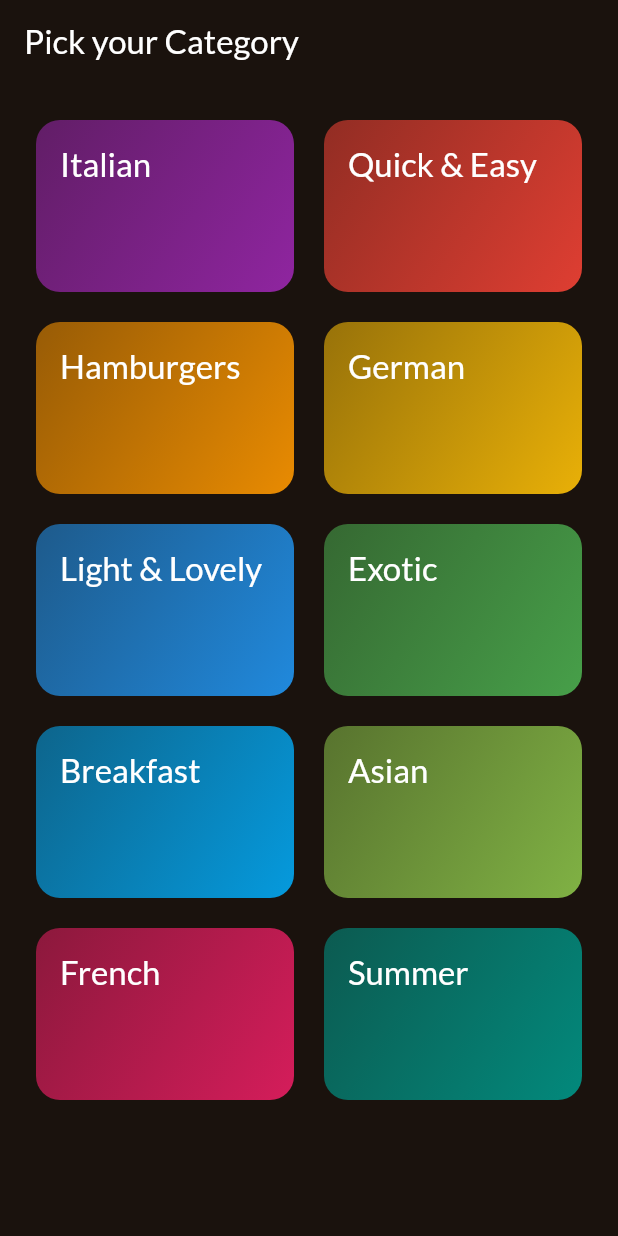
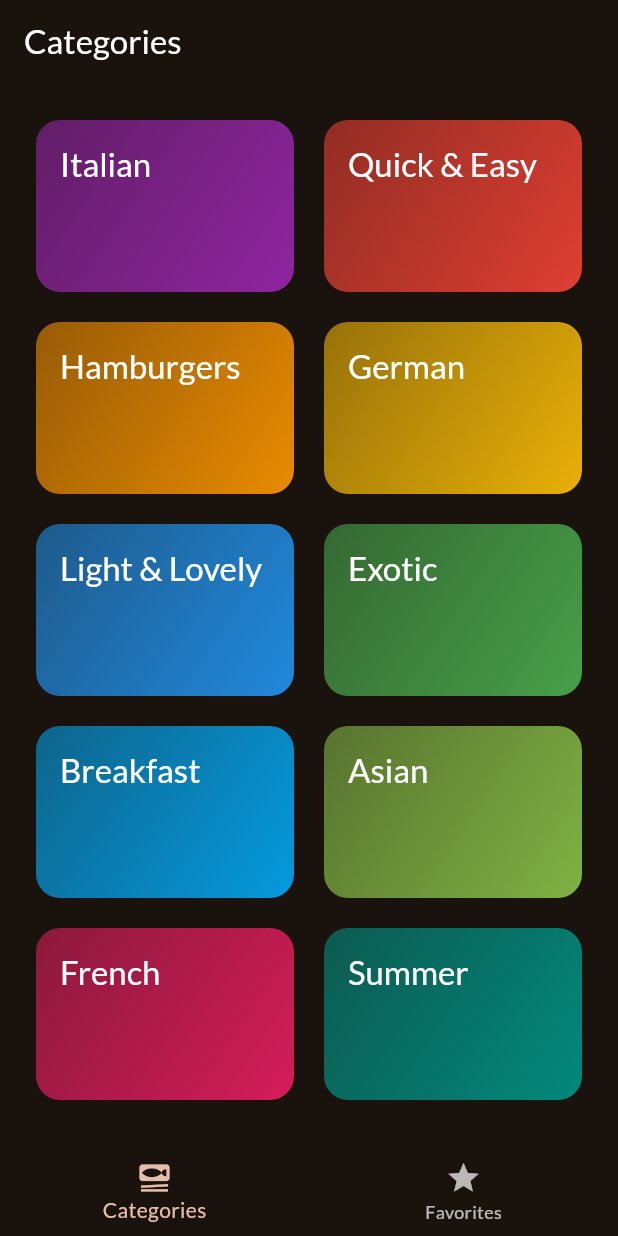
Before and after one commit to nagatetsu08/flutter_meals, a Flutter app: the screen it shows after launch, on a phone screen of 412 x 824 dp. Run offline on Flutter 3.47's test engine with Material 3 defaults, Android fonts, the phone set to English and light mode, and no system bars; our stand-ins replace google_fonts, transparent_image.

Commit message:
お気に入り機能とタブナビゲーション実装

```diff
--- a/lib/main.dart
+++ b/lib/main.dart
@@ -1,5 +1,6 @@
 import 'package:flutter/material.dart';
 import 'package:flutter_meals/screens/categories.dart';
+import 'package:flutter_meals/screens/tabs.dart';
 
 import 'package:google_fonts/google_fonts.dart';
 
@@ -24,7 +25,7 @@ class App extends StatelessWidget {
   Widget build(BuildContext context) {
     return MaterialApp(
       theme: theme,
-      home: const CategoriesScreen()
+      home: const TabScreen()
     );
   }
 }
--- a/lib/screens/categories.dart
+++ b/lib/screens/categories.dart
@@ -1,13 +1,17 @@
 import 'package:flutter/material.dart';
 import 'package:flutter_meals/data/dummy_data.dart';
 import 'package:flutter_meals/models/category.dart';
+import 'package:flutter_meals/models/meal.dart';
 import 'package:flutter_meals/screens/meals.dart';
 import 'package:flutter_meals/widgets/category_grid_item.dart';
 
 
 class CategoriesScreen extends StatelessWidget {
-  const CategoriesScreen({super.key});
-
+  const CategoriesScreen({
+    super.key,
+    required this.onToggleFavorite
+  });
+  final void Function(Meal meal) onToggleFavorite;
 
   void _selectedCategory(BuildContext context, Category category) {
 
@@ -19,7 +23,8 @@ class CategoriesScreen extends StatelessWidget {
         builder: (ctx) =>
           MealsScreen(
             title: category.title,
-            meals: filterMeals
+            meals: filterMeals,
+            onToggleFavorite: onToggleFavorite,
           )
       )
     );
@@ -27,11 +32,8 @@ class CategoriesScreen extends StatelessWidget {
 
   @override
   Widget build(BuildContext context) {
-    return Scaffold(
-      appBar: AppBar(
-        title: const Text('Pick your Category'),
-      ),
-      body: GridView(
+    // AppBarを表示しなくなりbodyしかなくなったのでウィジェットをそのまま返せる
+    return GridView(
       padding: const EdgeInsets.all(24),
       // どのようにアイテムを並べるか。
       gridDelegate: const SliverGridDelegateWithFixedCrossAxisCount(
@@ -53,7 +55,6 @@ class CategoriesScreen extends StatelessWidget {
               _selectedCategory(context, category);
             })
       ],
-      )
     );
   }
 }
--- /dev/null
+++ b/lib/screens/tabs.dart
@@ -0,0 +1,97 @@
+import 'package:flutter/material.dart';
+import 'package:flutter_meals/models/meal.dart';
+import 'package:flutter_meals/screens/categories.dart';
+import 'package:flutter_meals/screens/meals.dart';
+
+class TabScreen extends StatefulWidget{
+  const TabScreen({super.key});
+
+  @override
+  State<TabScreen> createState() {
+    return _TabScreenState();
+  }
+}
+
+class _TabScreenState extends State<TabScreen> {
+
+  int _selectedPageIndex = 0;
+  final List<Meal> _favoriteMeals = [];
+
+  void _showInfoMessage(String message) {
+    // 画面の下からにょきっとでてくるやつ
+    ScaffoldMessenger.of(context).clearSnackBars(); // 初期化
+    ScaffoldMessenger.of(context).showSnackBar(
+      SnackBar(
+        content: Text(
+          message,
+
+        ),
+      ),
+    );
+  }
+
+  void _toggleMealFavoriteStatus(Meal meal) {
+    // containsはオブジェクト丸ごと渡す必要がある
+    final isExisting = _favoriteMeals.contains(meal);
+
+    if(isExisting == true) {
+      setState(() {
+        _favoriteMeals.remove(meal);
+      });
+      _showInfoMessage('Meal is no longer a favorite');
+    } else {
+      setState(() {
+        _favoriteMeals.add(meal);
+      });
+      _showInfoMessage('Marked as favorite');
+    }
+  }
+
+
+  void _selectedPage(int index) {
+    setState(() {
+      _selectedPageIndex = index;
+    });
+  }
+
+  @override
+  Widget build(BuildContext context) {
+
+    Widget activePage = CategoriesScreen(onToggleFavorite: _toggleMealFavoriteStatus);
+    var activePageTitle = 'Categories';
+
+    if(_selectedPageIndex == 1) {
+      activePage = MealsScreen(
+        meals: _favoriteMeals,
+        // ここでも渡すのは関数定義のみ（引数まで定義しなくてOK）
+        onToggleFavorite: _toggleMealFavoriteStatus,
+      );
+      activePageTitle = 'Favorites';
+    }
+
+    return Scaffold(
+      appBar: AppBar(
+        title: Text(activePageTitle)
+      ),
+      body: activePage,
+      bottomNavigationBar: BottomNavigationBar(
+        currentIndex: _selectedPageIndex, // 選んだタブがハイライトされる
+
+        // なぜここに引数付きで定義しなくていいかというと、BottomNavigationBarのonTap Functionが
+        // 実行時に自動的にindexを渡すから。(もっというと、型があっていると自動的に引数を渡すという仕様らしい)
+        // フォーカスを合わせるとFunction(int)? onTapとあり、Function(int)を返すか or 関数自体がnullかという解釈
+        onTap: _selectedPage,
+        items: const [
+          BottomNavigationBarItem(
+            icon: Icon(Icons.set_meal),
+            label: 'Categories'
+          ),
+          BottomNavigationBarItem(
+            icon: Icon(Icons.star),
+            label: 'Favorites'
+          ),
+        ]
+      ),
+    );
+  }
+}
```
Also changed, not shown: lib/screens/meal_detail.dart (+16 -1 lines), lib/screens/meals.dart (+14 -5 lines). Lines whose indentation alone changed are shown as unchanged.
